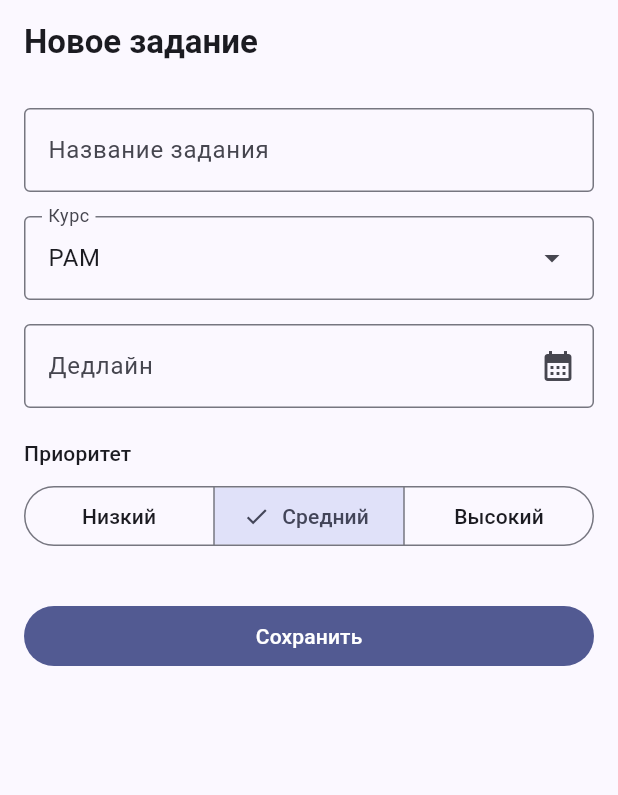
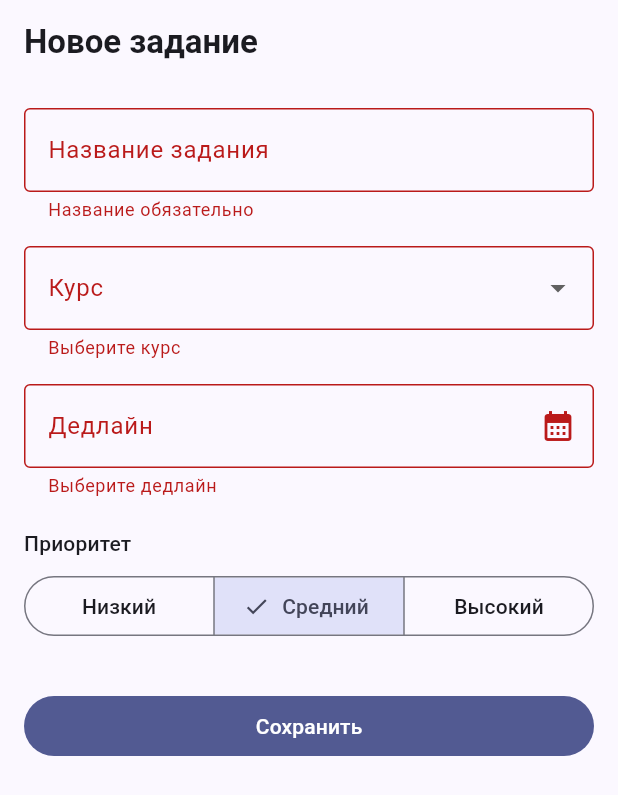
Before and after one commit to fadiojwolf/PAM_EduPlan, a Flutter app: the AssignmentFormScreen screen opened by its route, after a tap on "Сохранить", on a phone screen of 412 x 824 dp. Shown: the top 795 px of the screen. Run offline on Flutter 3.47's test engine with Material 3 defaults, Android fonts, the phone set to English and light mode, and no system bars; our stand-ins replace go_router.

Commit message:
форма задания с валидацией

```diff
--- a/lib/screens/assignment_form_screen.dart
+++ b/lib/screens/assignment_form_screen.dart
@@ -1,48 +1,179 @@
 import 'package:flutter/material.dart';
+import 'package:flutter/services.dart';
+import 'package:go_router/go_router.dart';
+
 import '../data/mock_data.dart';
 import '../models/assignment.dart';
-import '../models/course.dart';
+import '../widgets/confirm_dialog.dart';
 
-/// Форма нового задания / редактирования — только макет, без валидации
-/// и сохранения (это материал L3–L4).
-class AssignmentFormScreen extends StatelessWidget {
-  final Course? course; // предвыбранный курс (если открыли из карточки курса)
+/// Форма нового задания / редактирования. Функциональна локально:
+/// валидирует, подтверждает SnackBar-ом и закрывается. Данные не сохраняются
+/// (состояние приходит на L4).
+class AssignmentFormScreen extends StatefulWidget {
+  final int? assignmentId; // не null → режим редактирования
+  final int? initialCourseId; // предвыбранный курс (из query-параметра)
 
-  const AssignmentFormScreen({super.key, this.course});
+  const AssignmentFormScreen({
+    super.key,
+    this.assignmentId,
+    this.initialCourseId,
+  });
+
+  @override
+  State<AssignmentFormScreen> createState() => _AssignmentFormScreenState();
+}
+
+class _AssignmentFormScreenState extends State<AssignmentFormScreen> {
+  final _formKey = GlobalKey<FormState>();
+  final _titleCtrl = TextEditingController();
+  final _deadlineCtrl = TextEditingController();
+  int? _courseId;
+  DateTime? _deadline;
+  Priority _priority = Priority.medium;
+
+  bool get _isEdit => widget.assignmentId != null;
+
+  @override
+  void initState() {
+    super.initState();
+    if (_isEdit) {
+      // Экран сам ищет объект по id из адреса.
+      final a = assignmentById(widget.assignmentId!);
+      _titleCtrl.text = a.title;
+      _courseId = a.courseId;
+      _deadline = a.deadline;
+      _deadlineCtrl.text = formatDeadline(a.deadline);
+      _priority = a.priority;
+    } else {
+      _courseId = widget.initialCourseId;
+    }
+  }
+
+  @override
+  void dispose() {
+    _titleCtrl.dispose(); // кто создаёт, тот освобождает
+    _deadlineCtrl.dispose();
+    super.dispose();
+  }
+
+  Future<void> _pickDate() async {
+    final now = DateTime.now();
+    final first = DateTime(now.year - 1);
+    final last = DateTime(now.year + 3);
+    var initial = _deadline ?? now.add(const Duration(days: 1));
+    if (initial.isBefore(first)) initial = first;
+    if (initial.isAfter(last)) initial = last;
+
+    // Прошлые даты выбираемы намеренно: валидатор должен их отклонять.
+    final picked = await showDatePicker(
+      context: context,
+      initialDate: initial,
+      firstDate: first,
+      lastDate: last,
+    );
+    if (picked == null || !mounted) return;
+    setState(() {
+      _deadline = picked;
+      _deadlineCtrl.text = formatDeadline(picked);
+    });
+  }
+
+  void _save() {
+    if (!_formKey.currentState!.validate()) return; // ошибки уже на экране
+    ScaffoldMessenger.of(context).showSnackBar(
+      SnackBar(
+        content: Text(
+          _isEdit
+              ? 'Изменения сохранены: ${_titleCtrl.text.trim()}'
+              : 'Задание добавлено: ${_titleCtrl.text.trim()}',
+        ),
+      ),
+    );
+    context.pop(); // открыто push-ем → закрывается pop-ом
+  }
+
+  Future<void> _delete() async {
+    final ok = await showConfirmDialog(
+      context,
+      title: 'Удалить задание?',
+      message: _titleCtrl.text.trim(),
+      confirmLabel: 'Да, удалить',
+    );
+    if (!ok || !context.mounted) return;
+    ScaffoldMessenger.of(context).showSnackBar(
+      const SnackBar(content: Text('Задание удалено')),
+    );
+    context.pop();
+  }
 
   @override
   Widget build(BuildContext context) {
     return Scaffold(
-      appBar: AppBar(title: const Text('Новое задание')),
-      body: ListView(
+      appBar: AppBar(
+        title: Text(_isEdit ? 'Редактирование задания' : 'Новое задание'),
+        actions: [
+          if (_isEdit)
+            IconButton(
+              icon: const Icon(Icons.delete_outline),
+              tooltip: 'Удалить',
+              onPressed: _delete,
+            ),
+        ],
+      ),
+      body: Form(
+        key: _formKey,
+        child: ListView(
           padding: const EdgeInsets.all(16),
           children: [
-          const TextField(
-            decoration: InputDecoration(
+            TextFormField(
+              controller: _titleCtrl,
+              textInputAction: TextInputAction.next,
+              inputFormatters: [LengthLimitingTextInputFormatter(80)],
+              decoration: const InputDecoration(
                 labelText: 'Название задания',
                 border: OutlineInputBorder(),
               ),
+              validator: (value) => (value == null || value.trim().isEmpty)
+                  ? 'Название обязательно'
+                  : null, // null = валидно
             ),
             const SizedBox(height: 16),
-          DropdownMenu<int>(
-            initialSelection: course?.id ?? mockCourses.first.id,
-            label: const Text('Курс'),
-            expandedInsets: EdgeInsets.zero,
-            dropdownMenuEntries: [
+            DropdownButtonFormField<int>(
+              initialValue: _courseId,
+              isExpanded: true,
+              decoration: const InputDecoration(
+                labelText: 'Курс',
+                border: OutlineInputBorder(),
+              ),
+              items: [
                 for (final c in mockCourses)
-                DropdownMenuEntry(value: c.id, label: c.name),
+                  DropdownMenuItem(
+                    value: c.id,
+                    child: Text(c.name, overflow: TextOverflow.ellipsis),
+                  ),
               ],
-            onSelected: (_) {},
+              onChanged: (value) => _courseId = value,
+              validator: (value) => value == null ? 'Выберите курс' : null,
             ),
             const SizedBox(height: 16),
-          const TextField(
+            TextFormField(
+              controller: _deadlineCtrl,
               readOnly: true,
-            decoration: InputDecoration(
+              onTap: _pickDate,
+              decoration: const InputDecoration(
                 labelText: 'Дедлайн',
-              hintText: 'ДД.ММ.ГГГГ',
+                hintText: 'Выберите дату',
                 suffixIcon: Icon(Icons.calendar_month),
                 border: OutlineInputBorder(),
               ),
+              validator: (_) {
+                final d = _deadline;
+                if (d == null) return 'Выберите дедлайн';
+                if (!d.isAfter(DateTime.now())) {
+                  return 'Дедлайн должен быть в будущем';
+                }
+                return null;
+              },
             ),
             const SizedBox(height: 20),
             Text('Приоритет', style: Theme.of(context).textTheme.titleSmall),
@@ -52,15 +183,16 @@ class AssignmentFormScreen extends StatelessWidget {
                 for (final p in Priority.values)
                   ButtonSegment(value: p, label: Text(p.label)),
               ],
-            selected: const {Priority.medium},
-            onSelectionChanged: (_) {},
+              selected: {_priority},
+              onSelectionChanged: (s) => setState(() => _priority = s.first),
             ),
             const SizedBox(height: 32),
             FilledButton(
-            onPressed: () {},
-            child: const Text('Сохранить'),
+              onPressed: _save,
+              child: Text(_isEdit ? 'Сохранить изменения' : 'Сохранить'),
             ),
           ],
+        ),
       ),
     );
   }
```
Lines whose indentation alone changed are shown as unchanged.
